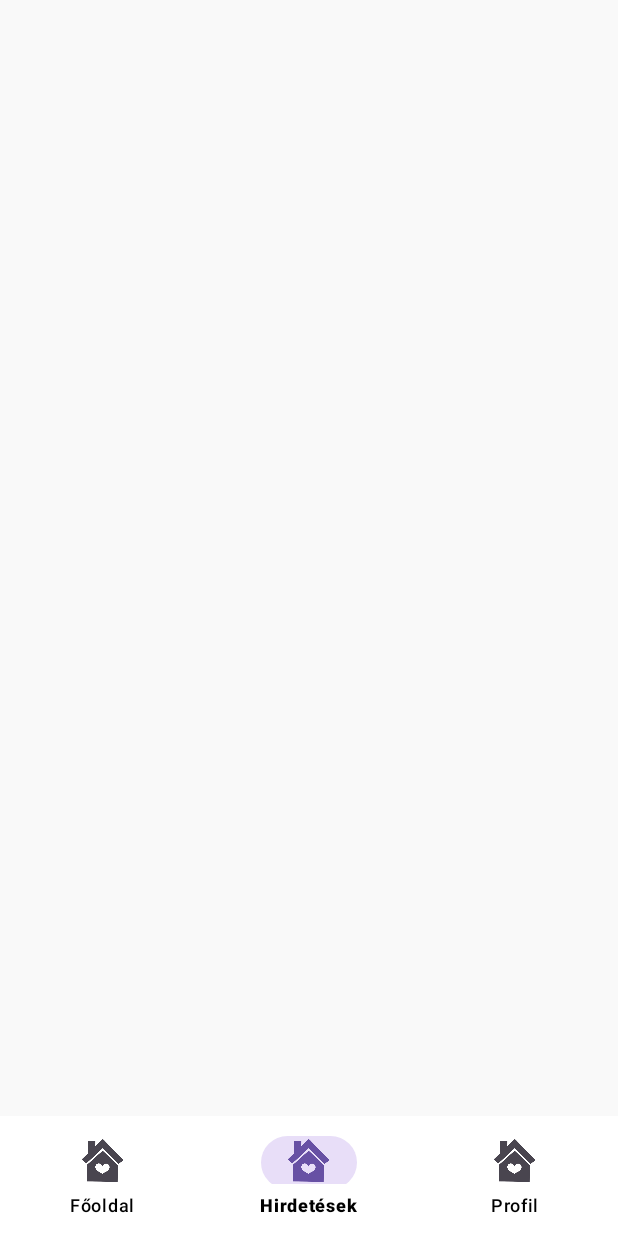
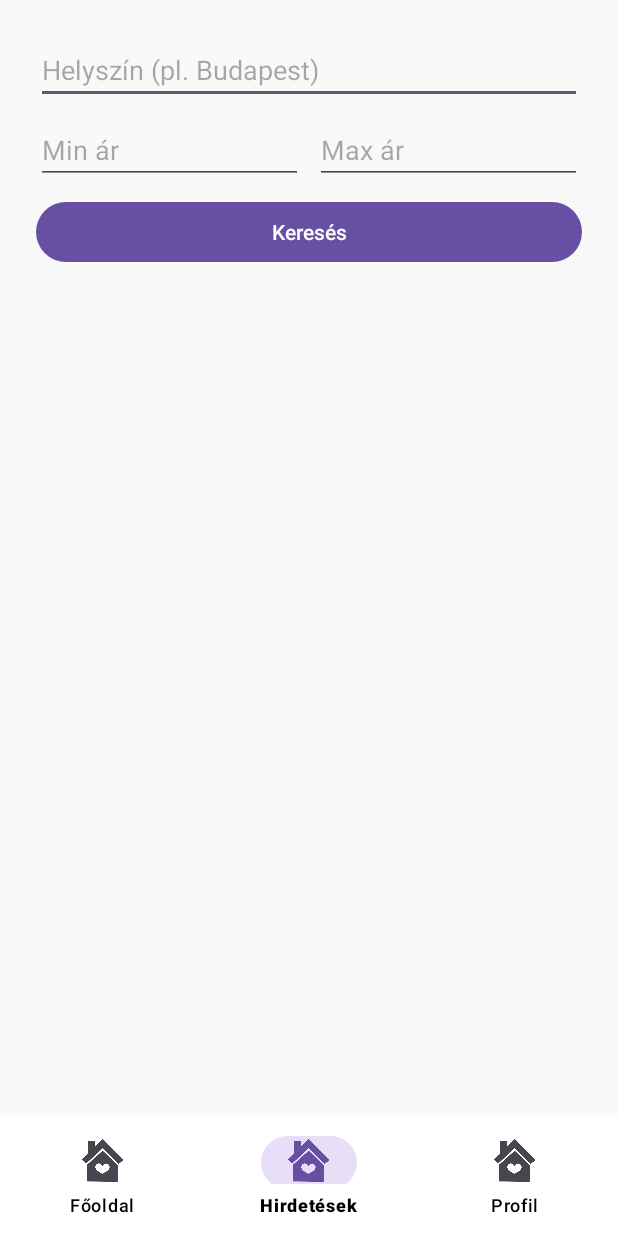
Before and after one commit to Szabolcs11/szallasapp, an Android app: the HotelsActivity screen opened directly, with no data from a screen before it, on a phone screen of 412 x 824 dp. Run offline under Robolectric (Android 15) with nearby library versions, the phone set to English and light mode, and no system bars; our stand-ins replace Firebase (no records; nobody signed in at launch, a user with empty details on screens opened directly).

Commit message:
Adding hotel details page

```diff
--- a/app/src/main/AndroidManifest.xml
+++ b/app/src/main/AndroidManifest.xml
@@ -21,6 +21,7 @@
         <activity
             android:name=".RegisterActivity"
             android:exported="false" />
+        <activity android:name=".HotelDetailsActivity" />
         <activity
             android:name=".LoginActivity"
             android:exported="true">
--- a/app/src/main/java/com/example/szallasapp/HotelsActivity.java
+++ b/app/src/main/java/com/example/szallasapp/HotelsActivity.java
@@ -2,19 +2,19 @@ package com.example.szallasapp;
 
 import android.content.Intent;
 import android.os.Bundle;
+import android.text.TextUtils;
 import android.util.Log;
+import android.widget.Button;
+import android.widget.EditText;
 
-import androidx.annotation.Nullable;
 import androidx.appcompat.app.AppCompatActivity;
 import androidx.recyclerview.widget.LinearLayoutManager;
 import androidx.recyclerview.widget.RecyclerView;
 
 import com.google.android.material.bottomnavigation.BottomNavigationView;
 import com.google.firebase.FirebaseApp;
-import com.google.firebase.auth.FirebaseAuth;
-import com.google.firebase.firestore.DocumentSnapshot;
 import com.google.firebase.firestore.FirebaseFirestore;
-import com.google.firebase.firestore.QuerySnapshot;
+import com.google.firebase.firestore.Query;
 
 import java.util.ArrayList;
 import java.util.List;
@@ -25,21 +25,39 @@ public class HotelsActivity extends AppCompatActivity {
     private List<Hotel> hotelList;
     private RecyclerView recyclerView;
 
+    private EditText editTextLocation, editTextMinPrice, editTextMaxPrice;
+    private Button buttonSearch;
+
     @Override
     protected void onCreate(Bundle savedInstanceState) {
         super.onCreate(savedInstanceState);
         setTitle("Szálláshely lefoglaló app");
         setContentView(R.layout.hotels_view);
 
+        FirebaseApp.initializeApp(this);
+
         hotelList = new ArrayList<>();
-        hotelAdapter = new HotelAdapter(hotelList);
+        hotelAdapter = new HotelAdapter(hotelList, this);
 
         recyclerView = findViewById(R.id.recyclerView);
         recyclerView.setLayoutManager(new LinearLayoutManager(this));
+        recyclerView.setAdapter(hotelAdapter);
 
-        hotelAdapter = new HotelAdapter(hotelList);
-        recyclerView.setAdapter(hotelAdapter);
-        FirebaseApp.initializeApp(this);
+        editTextLocation = findViewById(R.id.editTextLocation);
+        editTextMinPrice = findViewById(R.id.editTextMinPrice);
+        editTextMaxPrice = findViewById(R.id.editTextMaxPrice);
+        buttonSearch = findViewById(R.id.buttonSearch);
+
+        buttonSearch.setOnClickListener(v -> {
+            String location = editTextLocation.getText().toString().trim();
+            String minPriceStr = editTextMinPrice.getText().toString().trim();
+            String maxPriceStr = editTextMaxPrice.getText().toString().trim();
+
+            Double minPrice = TextUtils.isEmpty(minPriceStr) ? null : Double.parseDouble(minPriceStr);
+            Double maxPrice = TextUtils.isEmpty(maxPriceStr) ? null : Double.parseDouble(maxPriceStr);
+
+            queryHotelsFromFirestore(location, minPrice, maxPrice);
+        });
 
         BottomNavigationView bottomNavigationView = findViewById(R.id.bottomNavigation);
         bottomNavigationView.setSelectedItemId(R.id.nav_hotels);
@@ -59,31 +77,42 @@ public class HotelsActivity extends AppCompatActivity {
             }
         });
 
-        loadHotelsFromFirestore();
+        queryHotelsFromFirestore(null, null, null); // Load all hotels initially
     }
 
-    private void loadHotelsFromFirestore() {
+    private void queryHotelsFromFirestore(String location, Double minPrice, Double maxPrice) {
         FirebaseFirestore db = FirebaseFirestore.getInstance();
 
-        // Ellenőrizd, hogy a db nem null!
-        if (db != null) {
-            db.collection("hotels") // Kollekció neve
-                    .get()
-                    .addOnCompleteListener(task -> {
+        Query query = db.collection("hotels");
+
+        if (!TextUtils.isEmpty(location)) {
+            query = query.whereEqualTo("location", location);
+            query.get().addOnCompleteListener(task -> {
                 if (task.isSuccessful()) {
-                            QuerySnapshot documentSnapshots = task.getResult();
                     hotelList.clear();
-                            for (DocumentSnapshot document : documentSnapshots) {
+                    task.getResult().forEach(document -> {
                         Hotel hotel = document.toObject(Hotel.class);
                         hotelList.add(hotel);
-                            }
+                    });
                     hotelAdapter.notifyDataSetChanged();
                 } else {
                     Log.e("Firestore", "Hiba történt: ", task.getException());
                 }
             });
+            return;
+        }
+
+        query.get().addOnCompleteListener(task -> {
+            if (task.isSuccessful()) {
+                hotelList.clear();
+                task.getResult().forEach(document -> {
+                    Hotel hotel = document.toObject(Hotel.class);
+                    hotelList.add(hotel);
+                });
+                hotelAdapter.notifyDataSetChanged();
             } else {
-            Log.e("Firestore", "FirebaseFirestore példány null!");
+                Log.e("Firestore", "Hiba történt: ", task.getException());
+            }
+        });
     }
 }
-}
--- a/app/src/main/java/com/example/szallasapp/MainActivity.java
+++ b/app/src/main/java/com/example/szallasapp/MainActivity.java
@@ -42,7 +42,7 @@ public class MainActivity extends AppCompatActivity {
         recyclerView.setLayoutManager(new LinearLayoutManager(this));
 
         hotelList = new ArrayList<>();
-        hotelAdapter = new HotelAdapter(hotelList);
+        hotelAdapter = new HotelAdapter(hotelList, this);
         recyclerView.setAdapter(hotelAdapter);
         FirebaseApp.initializeApp(this);
         welcomeText = findViewById(R.id.welcomeText);
--- a/app/src/main/res/layout/activity_login.xml
+++ b/app/src/main/res/layout/activity_login.xml
@@ -19,6 +19,7 @@
     <EditText
         android:id="@+id/emailEditText"
         android:hint="Email"
+        android:text="test.elek@gmail.com"
         android:inputType="textEmailAddress"
         android:layout_width="match_parent"
         android:layout_height="wrap_content"/>
@@ -27,6 +28,7 @@
         android:id="@+id/passwordEditText"
         android:hint="Jelszó"
         android:inputType="textPassword"
+        android:text="TestElek123"
         android:layout_width="match_parent"
         android:layout_height="wrap_content"
         android:layout_marginTop="12dp"/>
--- a/app/src/main/res/layout/hotels_view.xml
+++ b/app/src/main/res/layout/hotels_view.xml
@@ -1,14 +1,14 @@
 <?xml version="1.0" encoding="utf-8"?>
 <androidx.constraintlayout.widget.ConstraintLayout xmlns:android="http://schemas.android.com/apk/res/android"
     xmlns:app="http://schemas.android.com/apk/res-auto"
-    xmlns:tools="http://schemas.android.com/tools"
     android:layout_width="match_parent"
     android:layout_height="match_parent">
 
     <ScrollView
         android:background="#F9F9F9"
         android:layout_width="match_parent"
-        android:layout_height="match_parent">
+        android:layout_height="match_parent"
+        android:layout_marginBottom="80dp"> <!-- Leave space for bottom nav -->
 
         <LinearLayout
             android:orientation="vertical"
@@ -16,10 +16,52 @@
             android:gravity="center_horizontal"
             android:layout_width="match_parent"
             android:layout_height="wrap_content">
+
+            <!-- Search Inputs -->
+            <EditText
+                android:id="@+id/editTextLocation"
+                android:hint="Helyszín (pl. Budapest)"
+                android:layout_width="match_parent"
+                android:layout_height="wrap_content"
+                android:inputType="text" />
+
+            <LinearLayout
+                android:orientation="horizontal"
+                android:layout_width="match_parent"
+                android:layout_height="wrap_content"
+                android:layout_marginTop="8dp">
+
+                <EditText
+                    android:id="@+id/editTextMinPrice"
+                    android:hint="Min ár"
+                    android:layout_weight="1"
+                    android:layout_width="0dp"
+                    android:layout_height="wrap_content"
+                    android:inputType="number" />
+
+                <EditText
+                    android:id="@+id/editTextMaxPrice"
+                    android:hint="Max ár"
+                    android:layout_weight="1"
+                    android:layout_width="0dp"
+                    android:layout_height="wrap_content"
+                    android:inputType="number"
+                    android:layout_marginStart="8dp" />
+            </LinearLayout>
+
+            <Button
+                android:id="@+id/buttonSearch"
+                android:text="Keresés"
+                android:layout_width="match_parent"
+                android:layout_height="wrap_content"
+                android:layout_marginTop="8dp" />
+
+            <!-- Hotel List -->
             <androidx.recyclerview.widget.RecyclerView
                 android:id="@+id/recyclerView"
                 android:layout_width="match_parent"
-                android:layout_height="wrap_content"/>
+                android:layout_height="wrap_content"
+                android:layout_marginTop="16dp"/>
         </LinearLayout>
     </ScrollView>
 
```
Also changed, not shown: app/src/main/java/com/example/szallasapp/HotelAdapter.java (+32 -20 lines), app/src/main/java/com/example/szallasapp/HotelDetailsActivity.java (added, +30 -0 lines), app/src/main/res/layout/acivity_hotel_details.xml (added, +41 -0 lines), app/src/main/res/layout/hotem_item.xml (added, +35 -0 lines). Lines whose indentation alone changed are shown as unchanged.
